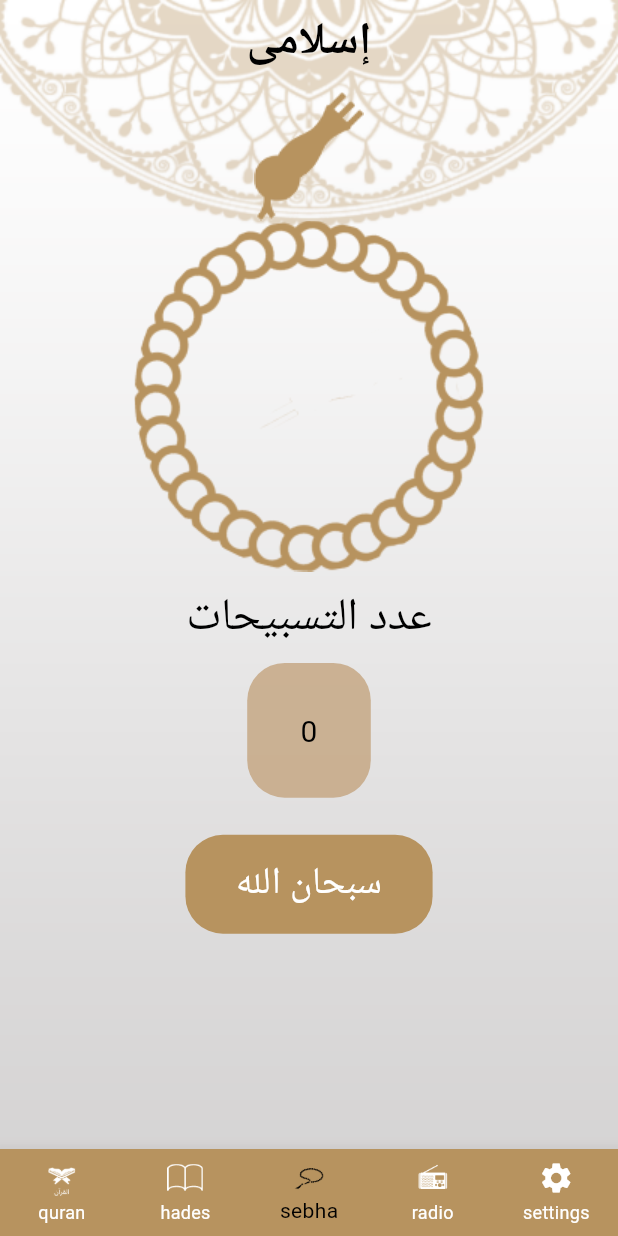
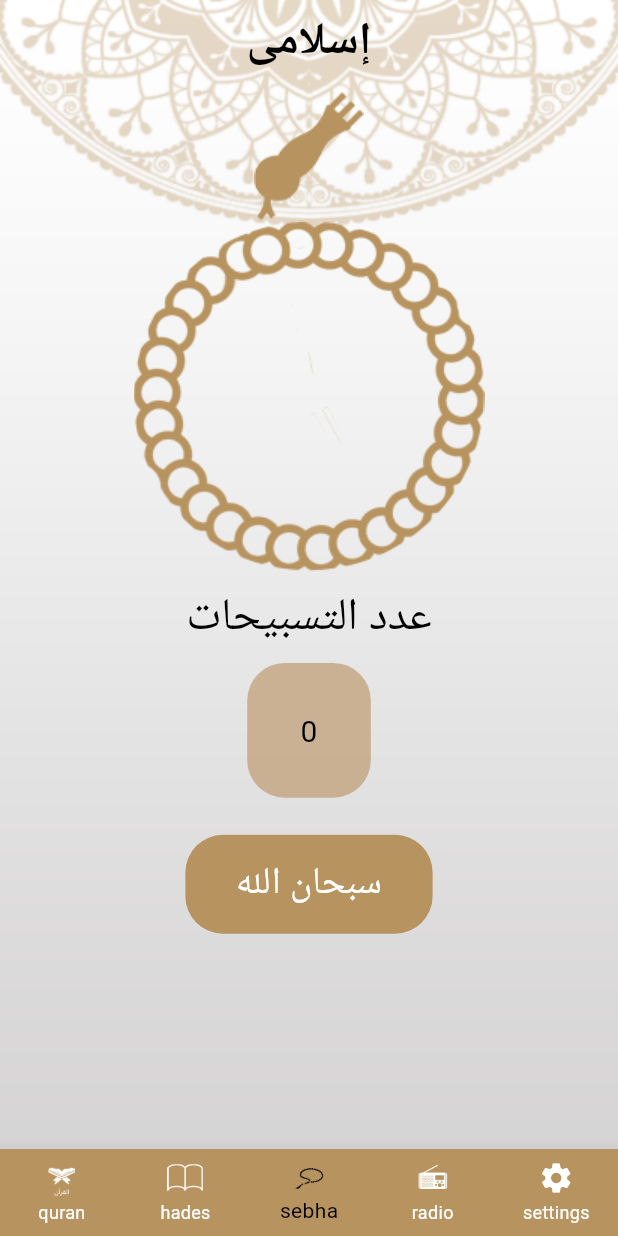
Before and after one commit to KarimHanie/Islami_app, a Flutter app: the screen it shows after launch, item 3 of the bottom bar chosen, on a phone screen of 412 x 824 dp. Run offline on Flutter 3.47's test engine with Material 3 defaults, Android fonts, the light colour scheme and no system bars.

Commit message:
radio and sebha

```diff
--- a/lib/tabs/sebhah/sebhah_tab.dart
+++ b/lib/tabs/sebhah/sebhah_tab.dart
@@ -1,3 +1,5 @@
+import 'dart:math';
+
 import 'package:flutter/material.dart';
 
 class Sebhah extends StatefulWidget {
@@ -7,6 +9,8 @@ class Sebhah extends StatefulWidget {
 
 class _SebhahState extends State<Sebhah> {
   int counter=0,result=0,i=0;
+  double _angle = 0.0; // Initial angle
+
   List<String> tsbehat=['سبحان الله','الحمد الله','الله أكبر'];
 
   Widget build(BuildContext context) {
@@ -27,9 +31,8 @@ class _SebhahState extends State<Sebhah> {
                       onTap: () => {
                         increaseNumber()
                       },
-                      child: AnimatedRotation(
-                          duration: const Duration(seconds: 1),
-                          turns: 0.25,
+                      child: Transform.rotate(
+                          angle: _angle,
                           child: Image.asset('assets/images/body of seb7a.png'))),
                 ],
               ),
@@ -94,6 +97,8 @@ class _SebhahState extends State<Sebhah> {
         i=0;
       }
     }
+    _angle += pi / 2; // Rotate 90 degrees
+
     setState(() {});
 
   }
```
